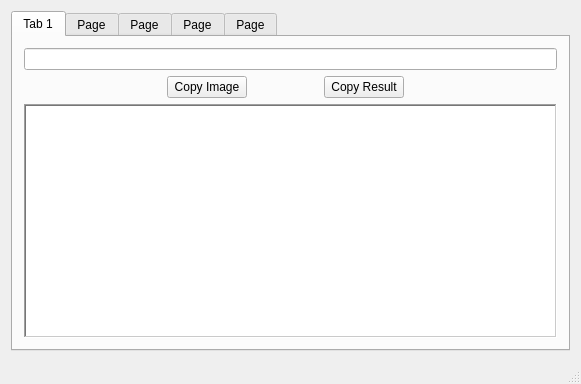
Before: the Qt Designer form src/mainwindow.ui in MuffyPuff/StrahCalc, drawn with Qt 5.
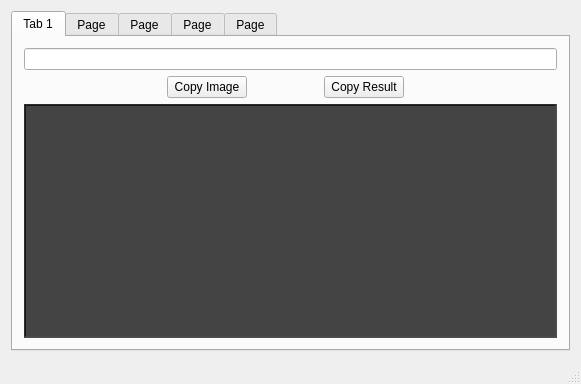
After: the same form once the commit is applied.

The edit to the form file:
```diff
--- a/src/mainwindow.ui
+++ b/src/mainwindow.ui
@@ -49,61 +49,88 @@
           <property name="palette">
            <palette>
             <active>
+             <colorrole role="Button">
+              <brush brushstyle="SolidPattern">
+               <color alpha="255">
+                <red>68</red>
+                <green>68</green>
+                <blue>68</blue>
+               </color>
+              </brush>
+             </colorrole>
              <colorrole role="Base">
               <brush brushstyle="SolidPattern">
                <color alpha="255">
-                <red>255</red>
-                <green>255</green>
-                <blue>255</blue>
+                <red>68</red>
+                <green>68</green>
+                <blue>68</blue>
                </color>
               </brush>
              </colorrole>
              <colorrole role="Window">
               <brush brushstyle="SolidPattern">
                <color alpha="255">
-                <red>255</red>
-                <green>255</green>
-                <blue>255</blue>
+                <red>68</red>
+                <green>68</green>
+                <blue>68</blue>
                </color>
               </brush>
              </colorrole>
             </active>
             <inactive>
+             <colorrole role="Button">
+              <brush brushstyle="SolidPattern">
+               <color alpha="255">
+                <red>68</red>
+                <green>68</green>
+                <blue>68</blue>
+               </color>
+              </brush>
+             </colorrole>
              <colorrole role="Base">
               <brush brushstyle="SolidPattern">
                <color alpha="255">
-                <red>255</red>
-                <green>255</green>
-                <blue>255</blue>
+                <red>68</red>
+                <green>68</green>
+                <blue>68</blue>
                </color>
               </brush>
              </colorrole>
              <colorrole role="Window">
               <brush brushstyle="SolidPattern">
                <color alpha="255">
-                <red>255</red>
-                <green>255</green>
-                <blue>255</blue>
+                <red>68</red>
+                <green>68</green>
+                <blue>68</blue>
                </color>
               </brush>
              </colorrole>
             </inactive>
             <disabled>
+             <colorrole role="Button">
+              <brush brushstyle="SolidPattern">
+               <color alpha="255">
+                <red>68</red>
+                <green>68</green>
+                <blue>68</blue>
+               </color>
+              </brush>
+             </colorrole>
              <colorrole role="Base">
               <brush brushstyle="SolidPattern">
                <color alpha="255">
-                <red>255</red>
-                <green>255</green>
-                <blue>255</blue>
+                <red>68</red>
+                <green>68</green>
+                <blue>68</blue>
                </color>
               </brush>
              </colorrole>
              <colorrole role="Window">
               <brush brushstyle="SolidPattern">
                <color alpha="255">
-                <red>255</red>
-                <green>255</green>
-                <blue>255</blue>
+                <red>68</red>
+                <green>68</green>
+                <blue>68</blue>
                </color>
               </brush>
              </colorrole>
@@ -111,7 +138,10 @@
            </palette>
           </property>
           <property name="autoFillBackground">
-           <bool>true</bool>
+           <bool>false</bool>
+          </property>
+          <property name="styleSheet">
+           <string notr="true">background-color: rgb(68, 68, 68);</string>
           </property>
           <property name="frameShape">
            <enum>QFrame::WinPanel</enum>
```
